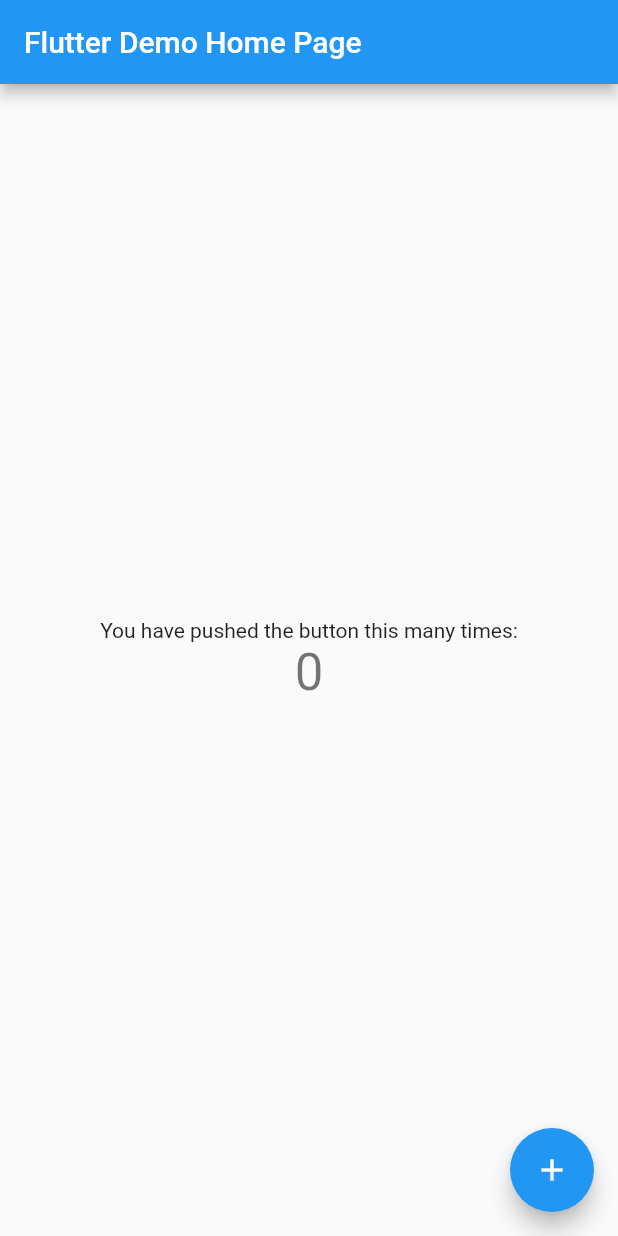
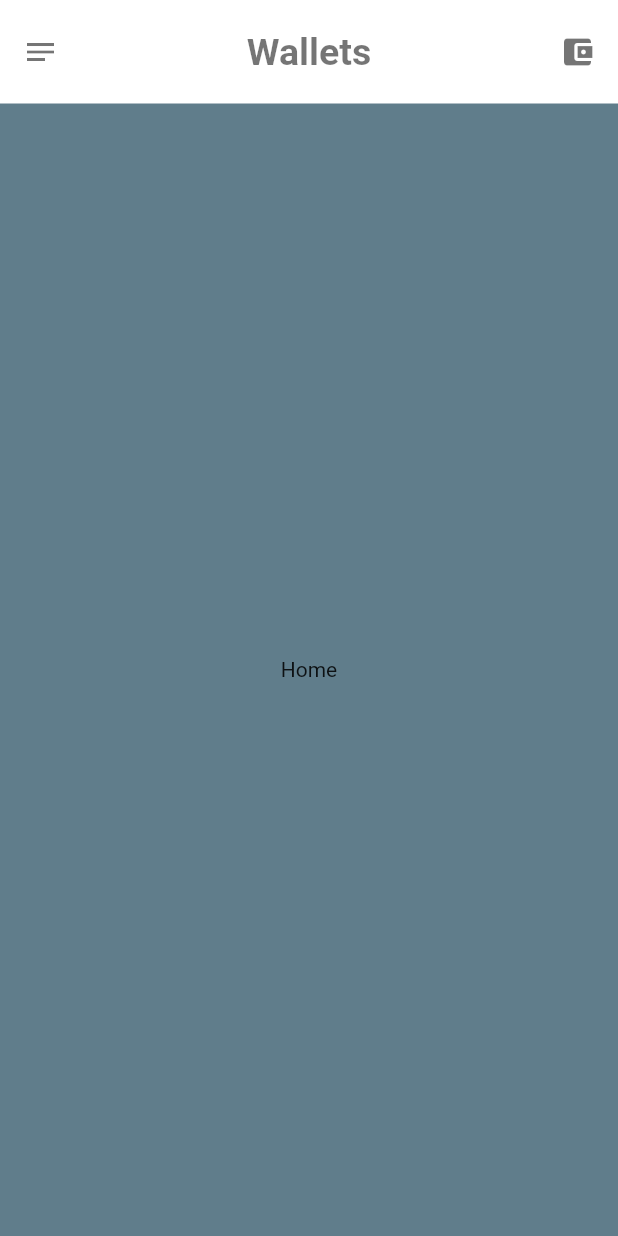
Before and after one commit to Team-Clyde/Clyde, a Flutter app: the screen it shows after launch, on a phone screen of 412 x 824 dp. Run offline on Flutter 3.47's test engine with Material 2 defaults, Android fonts, the phone set to English and light mode, and no system bars.

Commit message:
few updated

```diff
--- a/lib/main.dart
+++ b/lib/main.dart
@@ -1,4 +1,5 @@
 import 'package:flutter/material.dart';
+import 'ui/component.dart';
 
 void main() {
   runApp(const MyApp());
@@ -11,105 +12,109 @@ class MyApp extends StatelessWidget {
   @override
   Widget build(BuildContext context) {
     return MaterialApp(
-      title: 'Flutter Demo',
+      title: 'Clyde Wallet',
       theme: ThemeData(
-        // This is the theme of your application.
-        //
-        // Try running your application with "flutter run". You'll see the
-        // application has a blue toolbar. Then, without quitting the app, try
-        // changing the primarySwatch below to Colors.green and then invoke
-        // "hot reload" (press "r" in the console where you ran "flutter run",
-        // or simply save your changes to "hot reload" in a Flutter IDE).
-        // Notice that the counter didn't reset back to zero; the application
-        // is not restarted.
         primarySwatch: Colors.blue,
       ),
-      home: const MyHomePage(title: 'Flutter Demo Home Page'),
+      home: const MainApp(),
+      debugShowCheckedModeBanner: false,
     );
   }
 }
 
-class MyHomePage extends StatefulWidget {
-  const MyHomePage({Key? key, required this.title}) : super(key: key);
+enum TabItem { home, explore, notification, setting }
 
-  // This widget is the home page of your application. It is stateful, meaning
-  // that it has a State object (defined below) that contains fields that affect
-  // how it looks.
-
-  // This class is the configuration for the state. It holds the values (in this
-  // case the title) provided by the parent (in this case the App widget) and
-  // used by the build method of the State. Fields in a Widget subclass are
-  // always marked "final".
-
-  final String title;
+class MainApp extends StatefulWidget {
+  const MainApp({Key? key}) : super(key: key);
 
   @override
-  State<MyHomePage> createState() => _MyHomePageState();
+  State<MainApp> createState() => _MainAppState();
 }
 
-class _MyHomePageState extends State<MyHomePage> {
-  int _counter = 0;
+class _MainAppState extends State<MainApp> {
+  TabItem _currentItem = TabItem.home;
+  final List<TabItem> _bottomTabs = [
+    TabItem.home,
+    TabItem.explore,
+    TabItem.notification,
+    TabItem.setting
+  ];
+  @override
+  Widget build(BuildContext context) {
+    return Scaffold(
+      backgroundColor: Colors.blueGrey,
+      appBar: PreferredSize(
+        preferredSize: const Size.fromHeight(100.0),
+        child: SafeArea(
+          child: appBar(
+              left: const Icon(
+                Icons.notes,
+                color: Colors.black54,
+              ),
+              title: 'Wallets',
+              right: const Icon(
+                Icons.account_balance_wallet,
+                color: Colors.black54,
+              )),
+        ),
+      ),
+      body: _buildScreen(),
+      buttomNavigationBar: _bottomNavigationBar(),
+    );
+  }
 
-  void _incrementCounter() {
+  Widget _bottomNavigationBar() {
+    return BottomNavigationBar(
+      items: _bottomTabs
+          .map((tabItem) => _bottomNavigationBarItem(_icon(tabItem), tabItem))
+          .toList(),
+      onTap: _onSelectTab,
+      showSelectedLabels: false,
+      showUnselectedLabels: false,
+      type: BottomNavigationBarType.fixed,
+    );
+  }
+
+  void _onSelectTab(int index) {
+    TabItem selectedTabItem = _bottomTabs[index];
     setState(() {
-      // This call to setState tells the Flutter framework that something has
-      // changed in this State, which causes it to rerun the build method below
-      // so that the display can reflect the updated values. If we changed
-      // _counter without calling setState(), then the build method would not be
-      // called again, and so nothing would appear to happen.
-      _counter++;
+      _currentItem = selectedTabItem;
     });
   }
 
-  @override
-  Widget build(BuildContext context) {
-    // This method is rerun every time setState is called, for instance as done
-    // by the _incrementCounter method above.
-    //
-    // The Flutter framework has been optimized to make rerunning build methods
-    // fast, so that you can just rebuild anything that needs updating rather
-    // than having to individually change instances of widgets.
-    return Scaffold(
-      appBar: AppBar(
-        // Here we take the value from the MyHomePage object that was created by
-        // the App.build method, and use it to set our appbar title.
-        title: Text(widget.title),
-      ),
-      body: Center(
-        // Center is a layout widget. It takes a single child and positions it
-        // in the middle of the parent.
-        child: Column(
-          // Column is also a layout widget. It takes a list of children and
-          // arranges them vertically. By default, it sizes itself to fit its
-          // children horizontally, and tries to be as tall as its parent.
-          //
-          // Invoke "debug painting" (press "p" in the console, choose the
-          // "Toggle Debug Paint" action from the Flutter Inspector in Android
-          // Studio, or the "Toggle Debug Paint" command in Visual Studio Code)
-          // to see the wireframe for each widget.
-          //
-          // Column has various properties to control how it sizes itself and
-          // how it positions its children. Here we use mainAxisAlignment to
-          // center the children vertically; the main axis here is the vertical
-          // axis because Columns are vertical (the cross axis would be
-          // horizontal).
-          mainAxisAlignment: MainAxisAlignment.center,
-          children: <Widget>[
-            const Text(
-              'You have pushed the button this many times:',
-            ),
-            Text(
-              '$_counter',
-              style: Theme.of(context).textTheme.headline4,
-            ),
-          ],
+  BottomNavigationBarItem _bottomNavigationBarItem(
+      IconData icon, TabItem tabItem) {
+    final Color color =
+        _currentItem == tabItem ? Colors.black54 : Colors.black26;
+    return BottomNavigationBarItem(
+        icon: Icon(
+          icon,
+          color: color,
         ),
-      ),
-      floatingActionButton: FloatingActionButton(
-        onPressed: _incrementCounter,
-        tooltip: 'Increment',
-        child: const Icon(Icons.add),
-      ), // This trailing comma makes auto-formatting nicer for build methods.
-    );
+        label: '');
+  }
+
+  IconData _icon(TabItem item) {
+    switch (item) {
+      case TabItem.home:
+        return Icons.account_balance_wallet;
+      case TabItem.explore:
+        return Icons.explore;
+      case TabItem.notification:
+        return Icons.notifications;
+      case TabItem.setting:
+        return Icons.settings;
+    }
+  }
+
+  Widget _buildScreen() {
+    switch (_currentItem) {
+      case TabItem.home:
+        return Container(
+          child: const Center(child: Text('Home')),
+        );
+        break;
+      default:
+    }
   }
 }
--- /dev/null
+++ b/lib/ui/component.dart
@@ -0,0 +1 @@
+export 'component/appBar.dart';
--- /dev/null
+++ b/lib/ui/component/appBar.dart
@@ -0,0 +1,25 @@
+import 'package:flutter/material.dart';
+
+Widget appBar(
+    {required Widget left, required String title, required Widget right}) {
+  return Container(
+    color: Colors.white,
+    child: Padding(
+      padding: const EdgeInsets.symmetric(horizontal: 15, vertical: 20),
+      child: Row(
+        mainAxisAlignment: MainAxisAlignment.spaceBetween,
+        children: [
+          left,
+          Text(
+            title,
+            style: const TextStyle(
+                color: Colors.black54,
+                fontSize: 25,
+                fontWeight: FontWeight.bold),
+          ),
+          right,
+        ],
+      ),
+    ),
+  );
+}
```
Also changed, not shown: lib/ui/screen/home.dart (added, +16 -0 lines).
